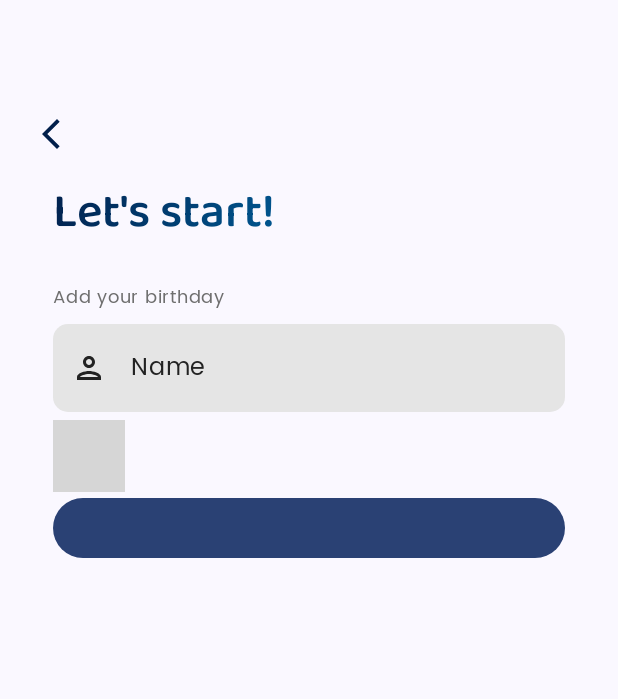
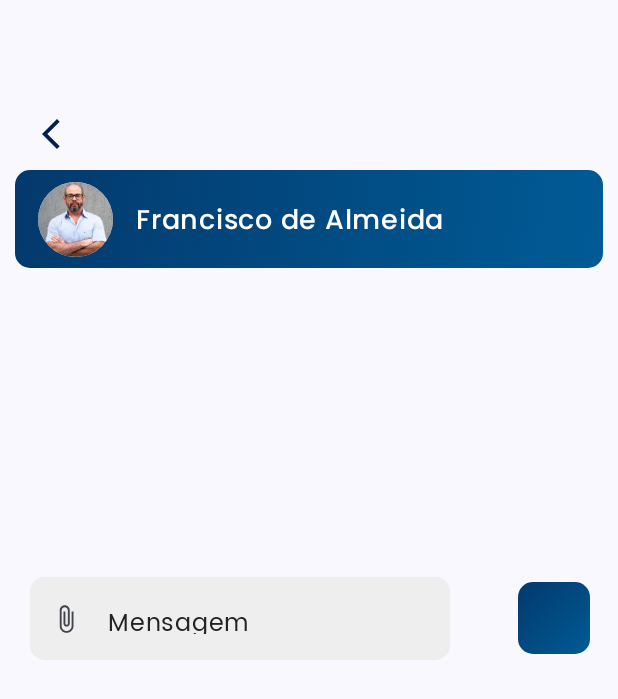
Before and after one commit to JINNIELABORE/Jinni-Mobile, an Android app built with Jetpack Compose: the screen it shows after launch (MainActivity), on a phone screen of 412 x 824 dp. Shown: the top 699 px of the screen. Run offline under Robolectric (Android 15) with nearby library versions, the phone set to English and light mode, and no system bars; Roboto replaces fonts that are not available here; grey boxes are pictures that could not be loaded.

Commit message:
chat em andamento

```diff
--- a/app/src/main/java/br/senai/sp/jandira/MainActivity.kt
+++ b/app/src/main/java/br/senai/sp/jandira/MainActivity.kt
@@ -9,7 +9,7 @@ import androidx.navigation.compose.composable
 import androidx.navigation.compose.rememberNavController
 import br.senai.sp.jandira.screens.cadastros.AddCnpj
 import br.senai.sp.jandira.screens.cadastros.BirthdayScreen
-import br.senai.sp.jandira.screens.ChatListScreen
+import br.senai.sp.jandira.screens.chat.ChatListScreen
 import br.senai.sp.jandira.screens.client.ClientHomeScreen
 import br.senai.sp.jandira.screens.cadastros.ClientSignUp
 import br.senai.sp.jandira.screens.cadastros.FirstPageScreen
@@ -20,6 +20,7 @@ import br.senai.sp.jandira.screens.cadastros.LoginScreen
 import br.senai.sp.jandira.screens.ProjectsScreen
 import br.senai.sp.jandira.screens.cadastros.SignUpMethodChoiceScreen
 import br.senai.sp.jandira.screens.cadastros.Sucess
+import br.senai.sp.jandira.screens.chat.Chat
 import br.senai.sp.jandira.screens.client.ClientProfile
 import br.senai.sp.jandira.ui.theme.JinniTheme
 import br.senai.sp.jandira.viewmodel.ClientViewModel
@@ -35,7 +36,7 @@ class MainActivity : ComponentActivity() {
                 val clientViewModel = ClientViewModel()
                 NavHost(
                     navController = navController,
-                    startDestination = "Birthday",
+                    startDestination = "Chat",
                 ){
                     composable(route = "FirstPage") { FirstPageScreen(navController) }
                     composable(route = "SignUpMethod") { SignUpMethodChoiceScreen(navController) }
@@ -60,6 +61,10 @@ class MainActivity : ComponentActivity() {
                     composable(route = "FreelancerHome"){ FreelanceHomeScreen(navController) }
 
 
+                    //CHAT
+                    composable(route = "Chat") { Chat() }
+
+
 
                     }
                 }
--- /dev/null
+++ b/app/src/main/java/br/senai/sp/jandira/screens/chat/Chat.kt
@@ -0,0 +1,227 @@
+package br.senai.sp.jandira.screens.chat
+
+import androidx.compose.foundation.Image
+import androidx.compose.foundation.background
+import androidx.compose.foundation.clickable
+import androidx.compose.foundation.layout.Arrangement
+import androidx.compose.foundation.layout.Column
+import androidx.compose.foundation.layout.Row
+import androidx.compose.foundation.layout.Spacer
+import androidx.compose.foundation.layout.fillMaxSize
+import androidx.compose.foundation.layout.fillMaxWidth
+import androidx.compose.foundation.layout.height
+import androidx.compose.foundation.layout.padding
+import androidx.compose.foundation.layout.size
+import androidx.compose.foundation.layout.width
+import androidx.compose.foundation.lazy.LazyColumn
+import androidx.compose.foundation.shape.CircleShape
+import androidx.compose.foundation.shape.RoundedCornerShape
+import androidx.compose.material.icons.Icons
+import androidx.compose.material.icons.outlined.ArrowBackIosNew
+import androidx.compose.material.icons.outlined.AttachFile
+import androidx.compose.material3.Button
+import androidx.compose.material3.ButtonColors
+import androidx.compose.material3.ButtonDefaults
+import androidx.compose.material3.Card
+import androidx.compose.material3.CardDefaults
+import androidx.compose.material3.Icon
+import androidx.compose.material3.IconButton
+import androidx.compose.material3.OutlinedTextField
+import androidx.compose.material3.OutlinedTextFieldDefaults
+import androidx.compose.material3.Surface
+import androidx.compose.material3.Text
+import androidx.compose.runtime.Composable
+import androidx.compose.runtime.mutableStateOf
+import androidx.compose.runtime.remember
+import androidx.compose.ui.Alignment
+import androidx.compose.ui.Modifier
+import androidx.compose.ui.graphics.Brush
+import androidx.compose.ui.graphics.Color
+import androidx.compose.ui.res.painterResource
+import androidx.compose.ui.text.font.FontWeight
+import androidx.compose.ui.tooling.preview.Preview
+import androidx.compose.ui.unit.dp
+import androidx.compose.ui.unit.sp
+import br.senai.sp.jandira.R
+import br.senai.sp.jandira.ui.theme.Poppins
+
+@Composable
+fun Chat() {
+
+    val message = remember {
+        mutableStateOf("")
+    }
+
+    Surface(
+        modifier = Modifier
+            .fillMaxSize()
+    ) {
+
+        Column (
+            modifier = Modifier
+                .fillMaxSize()
+        ){
+
+            Row(
+                modifier = Modifier
+                    .fillMaxWidth()
+                    .padding(top = 65.dp, start = 10.dp)
+            ) {
+                IconButton(onClick = {
+//                    navController.navigate("SignUpMethod")
+                }) {
+                    Icon(
+                        imageVector = Icons.Outlined.ArrowBackIosNew,
+                        contentDescription = "seta",
+                        tint = Color(0xff011F4B)
+                    )
+                }
+            }
+
+            Row (
+                modifier = Modifier
+                    .fillMaxWidth()
+                    .padding(horizontal = 10.dp)
+            ){
+
+                Card (
+                    modifier = Modifier
+                        .height(65.dp)
+                        .fillMaxWidth()
+                        .background(brush = Brush.linearGradient(
+                            listOf(
+                                Color(0xff03396C),
+                                Color(0xff005B96)
+                            )
+                        ),
+                            shape = RoundedCornerShape(10.dp)
+                        ),
+                    colors = CardDefaults.cardColors(
+                        containerColor = Color.Transparent
+                    )
+                ){
+
+                    Row (
+                        modifier = Modifier
+                            .fillMaxSize()
+                            .padding(horizontal = 15.dp),
+                        verticalAlignment = Alignment.CenterVertically
+                    ){
+
+                        Card (
+                            shape = CircleShape
+                        ){
+                            Image(
+                                painter = painterResource(R.drawable.francisco),
+                                contentDescription = "chico",
+                                modifier = Modifier
+                                    .size(50.dp)
+                            )
+                        }
+
+                        Spacer(modifier = Modifier.width(15.dp))
+
+                        Text(
+                            text = "Francisco de Almeida",
+                            color = Color(0xffFFFFFF),
+                            fontSize = 18.sp,
+                            fontFamily = Poppins,
+                            fontWeight = FontWeight.Medium)
+
+                    }
+
+                }
+
+            }
+
+
+            LazyColumn (
+                modifier = Modifier
+                    .fillMaxSize()
+            ){
+
+            }
+
+
+
+
+
+
+
+
+        }
+
+        Row (
+            modifier = Modifier
+                .fillMaxWidth()
+                .padding(horizontal = 20.dp),
+            horizontalArrangement = Arrangement.SpaceBetween,
+            verticalAlignment = Alignment.CenterVertically
+        ){
+
+            OutlinedTextField(
+                value = message.value,
+                onValueChange = {
+                    message.value = it
+                },
+                colors = OutlinedTextFieldDefaults.colors(
+                    unfocusedBorderColor = Color(0xffEEEEEE),
+                    focusedBorderColor = Color(0xffEEEEEE),
+                    unfocusedContainerColor = Color(0xffEEEEEE),
+                    focusedContainerColor = Color(0xffEEEEEE),
+                    focusedTextColor = Color(0xff222222),
+                    unfocusedTextColor = Color(0xff222222),
+                    unfocusedPlaceholderColor = Color(0xff222222)
+                ),
+                modifier = Modifier
+                    .width(280.dp)
+                    .height(55.dp),
+                shape = RoundedCornerShape(10.dp),
+                placeholder = {
+                    Text(
+                        modifier = Modifier
+                            .height(20.dp),
+                        text = "Mensagem",
+                        color = Color(0xff222222),
+                        fontFamily = Poppins
+                    )
+                },
+                leadingIcon = {
+                    Icon(
+                        imageVector = Icons.Outlined.AttachFile,
+                        contentDescription = "anexo",
+                        modifier = Modifier
+                            .height(20.dp)
+                            .clickable {  }
+                    )
+                }
+
+            )
+
+            Button(
+                onClick = {/*TODO*/},
+                modifier = Modifier
+                    .size(45.dp)
+                    .background(brush = Brush.linearGradient(
+                        listOf(
+                            Color(0xff03396C),
+                            Color(0xff005B96)
+                        )
+                    ),
+                        shape = RoundedCornerShape(10.dp)
+                    ),
+                colors = ButtonDefaults.buttonColors(
+                    containerColor = Color.Transparent
+                )
+            ) { }
+        }
+    }
+
+
+}
+
+@Preview (showBackground = true, showSystemUi = true)
+@Composable
+private fun ChatPrev() {
+    Chat()
+}
```
Also changed, not shown: app/src/main/java/br/senai/sp/jandira/screens/chat/ChatListScreen.kt (renamed from app/src/main/java/br/senai/sp/jandira/screens/ChatListScreen.kt, +1 -8 lines).
